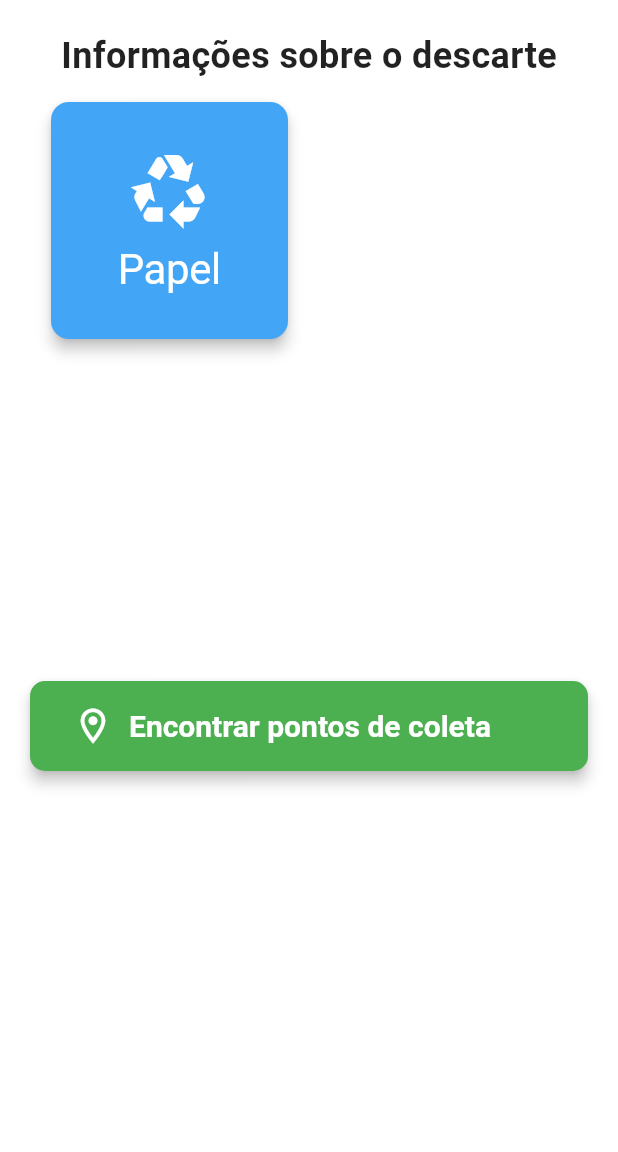
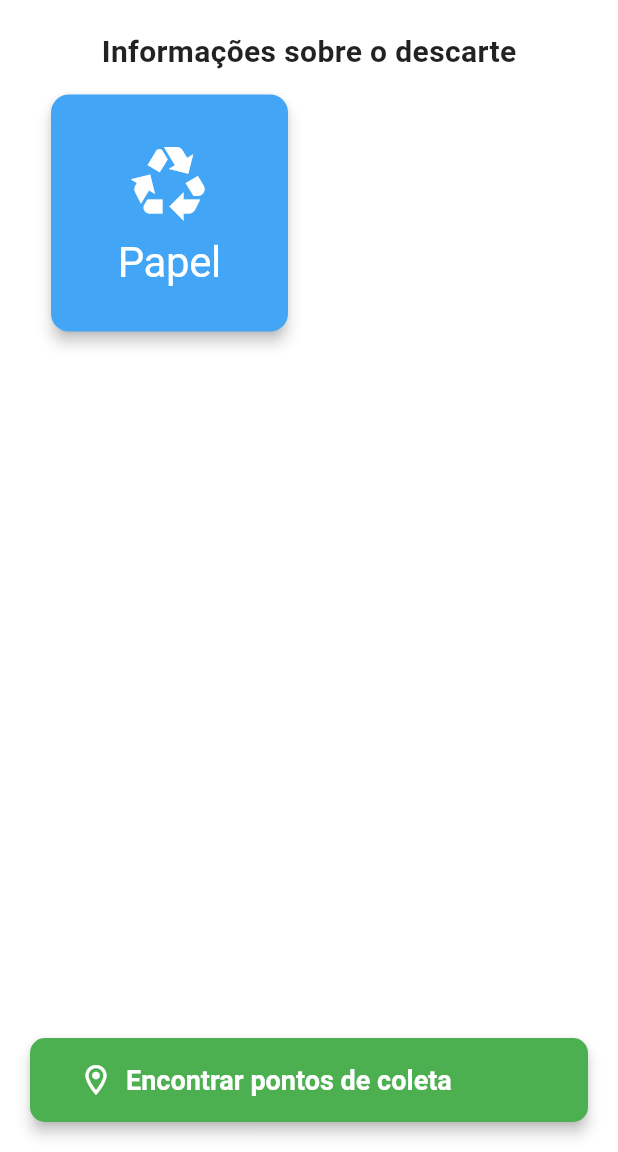
Before and after one commit to Nina-ns/Taca-la, a Flutter app: the screen it shows after launch, on a phone screen of 412 x 824 dp, the part 84-1236 px from its top. Run offline on Flutter 3.47's test engine with Material 3 defaults, Android fonts, the phone set to English and light mode, and no system bars; Roboto replaces fonts that are missing (Poppins).

Commit message:
feat: função de botão dos cards

```diff
--- a/lib/tela_principal_view.dart
+++ b/lib/tela_principal_view.dart
@@ -23,12 +23,11 @@ class TelaPrincipalView extends StatelessWidget {
                 'Informações sobre o descarte',
                 style: TextStyle(
                     color: Colors.black87,
-                    fontSize: 24,
+                    fontSize: 20,
                     fontFamily: 'Poppins',
                     fontWeight: FontWeight.bold),
               ),
-              SizedBox(
-                height: 400,
+              Expanded(
                 child: GridView.count(
                   crossAxisCount: 2,
                   children: [
@@ -45,9 +44,9 @@ class TelaPrincipalView extends StatelessWidget {
                   backgroundColor: Colors.green, // Cor de fundo do botão
                   foregroundColor: Colors.white, // Cor do texto
                   padding: const EdgeInsets.symmetric(
-                      horizontal: 28, vertical: 16), // Padding
+                      horizontal: 32, vertical: 16), // Padding
                   textStyle: const TextStyle(
-                      fontSize: 20,
+                      fontSize: 18,
                       fontWeight: FontWeight.bold), // Estilo do texto
                   shape: RoundedRectangleBorder(
                     borderRadius:
@@ -59,9 +58,9 @@ class TelaPrincipalView extends StatelessWidget {
                   children: [
                     Icon(
                       Icons.location_on_outlined,
-                      size: 28,
+                      size: 24,
                     ),
-                    SizedBox(width: 10),
+                    SizedBox(width: 8),
                     Text('Encontrar pontos de coleta')
                   ],
                 ),
@@ -82,8 +81,10 @@ class CardTelaPrincipal extends StatelessWidget {
 
   @override
   Widget build(BuildContext context) {
-    return Padding(
-      padding: const EdgeInsets.all(10.0), // Espaçamento ao redor do Card
+    return GestureDetector(
+      onTap: () {},
+      child: Padding(
+        padding: const EdgeInsets.all(10),
         child: Card(
           elevation: 4,
           color: color,
@@ -104,6 +105,7 @@ class CardTelaPrincipal extends StatelessWidget {
             ],
           ),
         ),
+      ),
     );
   }
 }
```
Lines whose indentation alone changed are shown as unchanged.
